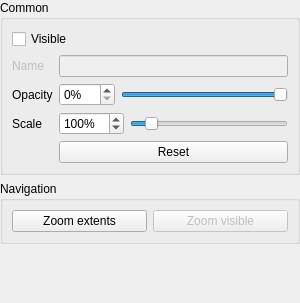
ManiVaultStudio/ImageViewerPlugin, file src/LayerWidget.ui: the form before one commit.
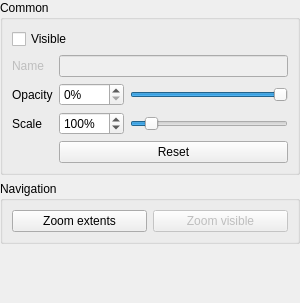
The form after the commit. Custom widgets are drawn as their Qt base class.

What changed in the file:
```diff
--- a/src/LayerWidget.ui
+++ b/src/LayerWidget.ui
@@ -244,14 +244,26 @@
              <bool>true</bool>
             </property>
             <property name="sizePolicy">
-             <sizepolicy hsizetype="Minimum" vsizetype="Fixed">
+             <sizepolicy hsizetype="Fixed" vsizetype="Fixed">
               <horstretch>1</horstretch>
               <verstretch>0</verstretch>
              </sizepolicy>
             </property>
             <property name="minimumSize">
              <size>
-              <width>55</width>
+              <width>65</width>
+              <height>0</height>
+             </size>
+            </property>
+            <property name="maximumSize">
+             <size>
+              <width>65</width>
+              <height>16777215</height>
+             </size>
+            </property>
+            <property name="baseSize">
+             <size>
+              <width>0</width>
               <height>0</height>
              </size>
             </property>
```
Left out of the diff: 14 changed lines with no effect on the pictures.
